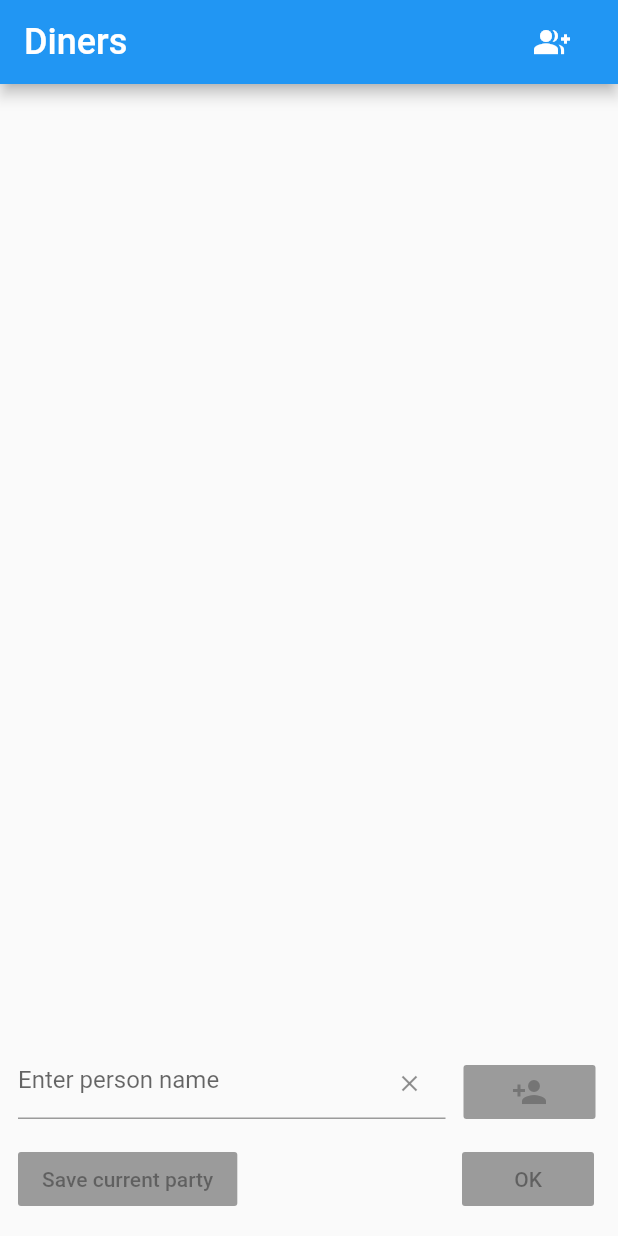
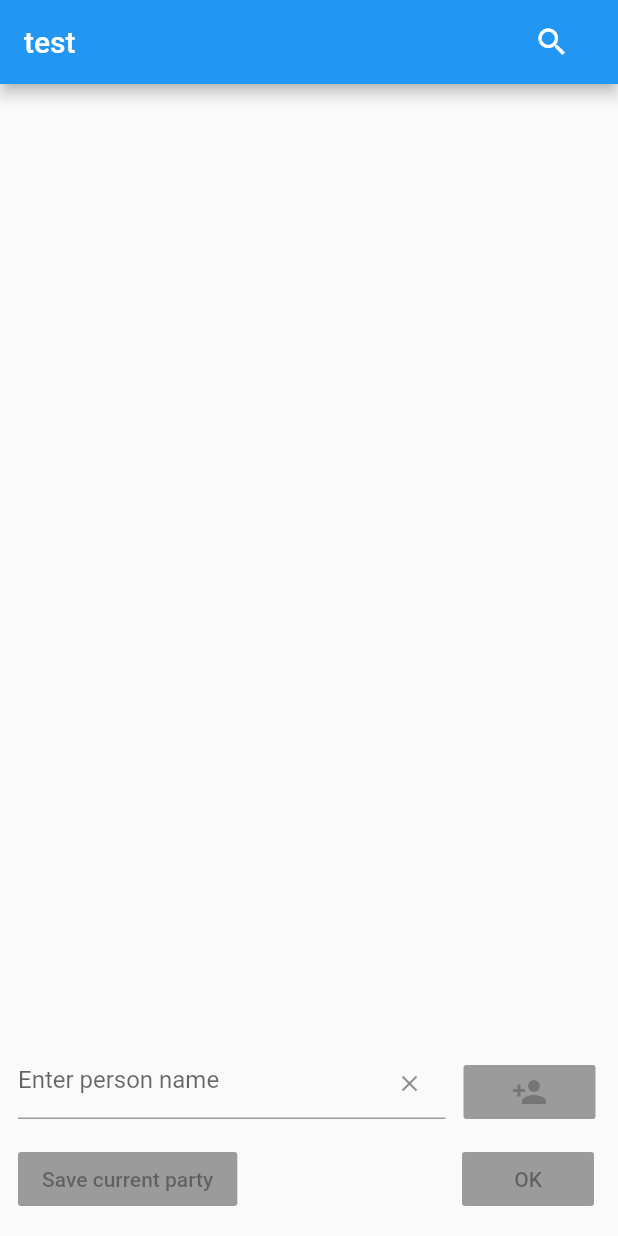
Before and after one commit to ShalevNehorai/mealPaymantCulculator, a Flutter app: the screen it shows after launch, on a phone screen of 412 x 824 dp. Run offline on Flutter 3.47's test engine with Material 2 defaults, Android fonts, the phone set to English and light mode, and no system bars; our stand-ins replace fluttertoast, shimmer, sqflite; missing offline and left inert: flutter_animated_dialog, number_inc_dec, reveal_search_bar; accounts and stored records are empty.

Commit message:
added custom searchbar and implament the animation

```diff
--- a/lib/custom_localizer.dart
+++ b/lib/custom_localizer.dart
@@ -1,6 +1,5 @@
 import 'dart:convert';
 
-import 'package:flutter/foundation.dart';
 import 'package:flutter/material.dart';
 import 'package:flutter/services.dart';
 
--- a/lib/dialogs/add_extra_dialog.dart
+++ b/lib/dialogs/add_extra_dialog.dart
@@ -1,6 +1,5 @@
 import 'package:flutter/material.dart';
 import 'package:flutter/services.dart';
-import 'package:fluttertoast/fluttertoast.dart';
 import 'package:meal_payment_culculator/custom_localizer.dart';
 import 'package:meal_payment_culculator/meal.dart';
 
--- a/lib/dialogs/discount_dialog.dart
+++ b/lib/dialogs/discount_dialog.dart
@@ -1,6 +1,5 @@
 import 'package:flutter/material.dart';
 import 'package:flutter/services.dart';
-import 'package:fluttertoast/fluttertoast.dart';
 import 'package:meal_payment_culculator/custom_localizer.dart';
 import 'package:meal_payment_culculator/discount.dart';
 
--- a/lib/dialogs/edit_meal_dialog.dart
+++ b/lib/dialogs/edit_meal_dialog.dart
@@ -1,6 +1,5 @@
 import 'package:flutter/material.dart';
 import 'package:flutter/services.dart';
-import 'package:fluttertoast/fluttertoast.dart';
 import 'package:meal_payment_culculator/custom_localizer.dart';
 import 'package:meal_payment_culculator/meal.dart';
 
@@ -77,6 +76,8 @@ class EditMealDialog extends StatelessWidget {
                           if(num.tryParse(value) == null){
                             return CustomLocalization.of(context).numberRequirement;
                           }
+
+                          return null;
                         },
                       ),
                     ),
--- a/lib/dialogs/input_text_dialog.dart
+++ b/lib/dialogs/input_text_dialog.dart
@@ -1,5 +1,4 @@
 import 'package:flutter/material.dart';
-import 'package:fluttertoast/fluttertoast.dart';
 
 class TextInputDiglod extends StatefulWidget {
   final String title;
--- a/lib/dialogs/meal_discount_dialog.dart
+++ b/lib/dialogs/meal_discount_dialog.dart
@@ -1,6 +1,5 @@
 import 'package:flutter/material.dart';
 import 'package:flutter/services.dart';
-import 'package:fluttertoast/fluttertoast.dart';
 import 'package:meal_payment_culculator/custom_localizer.dart';
 import 'package:meal_payment_culculator/discount.dart';
 import 'package:meal_payment_culculator/meal.dart';
@@ -109,7 +108,7 @@ class _MealDiscountDialogState extends State<MealDiscountDialog> {
             Row(
               mainAxisAlignment: MainAxisAlignment.end,
               children: [
-                Text(CustomLocalization.of(context).discountIncludeExtras, style: TextStyle(//TODO chack spelling
+                Text(CustomLocalization.of(context).discountIncludeExtras, style: TextStyle(
                   fontSize: 16
                 ),),
                 Flexible(
--- a/lib/discount.dart
+++ b/lib/discount.dart
@@ -1,5 +1,5 @@
-enum DiscountType{
-  PERSANTAGE, AMOUNT //TODO check spelling
+enum DiscountType {
+  PERSANTAGE, AMOUNT
 }
 
 class Discount {
--- a/lib/pages/persons_page.dart
+++ b/lib/pages/persons_page.dart
@@ -9,6 +9,7 @@ import 'package:meal_payment_culculator/dialogs/input_text_dialog.dart';
 import 'package:meal_payment_culculator/diner_row.dart';
 import 'package:meal_payment_culculator/pages/meals_page.dart';
 import 'package:meal_payment_culculator/person.dart';
+import 'package:meal_payment_culculator/search_bar.dart';
 
 class PersonsPage extends StatefulWidget {
   static String PERSONS_PAGE_ROUTE_NAME = '/persons';
@@ -114,7 +115,8 @@ class _PersonsPageState extends State<PersonsPage> {
   Widget build(BuildContext context) {
     return Scaffold(
       key: _scaffoldKey,
-      appBar: AppBar(
+      appBar: SearchBar(),
+      /*AppBar(
         title: Text(CustomLocalization.of(context).dinersHeader, style: TextStyle(
           fontSize: 24,
         ),),
@@ -143,7 +145,7 @@ class _PersonsPageState extends State<PersonsPage> {
             }
           )
         ],
-      ),
+      ),*/
       body: Column(
         mainAxisAlignment: MainAxisAlignment.end,
         mainAxisSize: MainAxisSize.max,
--- /dev/null
+++ b/lib/search_bar.dart
@@ -0,0 +1,114 @@
+import 'package:flutter/material.dart';
+
+class SearchBar extends StatefulWidget implements PreferredSizeWidget {
+  @override
+  _SearchBarState createState() => _SearchBarState();
+
+  @override
+  Size get preferredSize => Size.fromHeight(56);
+}
+
+class _SearchBarState extends State<SearchBar> with SingleTickerProviderStateMixin {
+  AnimationController _controller;
+  Animation<double> _animation;
+
+  double dx = 0, dy = 0;
+
+  bool isInSearch = false;
+
+  @override
+  void initState() {
+    super.initState();
+    _controller = AnimationController(vsync: this, duration: Duration(milliseconds: 300));
+    // _animation = Tween<double>(begin: 0, end: 1).animate(_controller);
+    _animation = CurvedAnimation(parent: _controller, curve: Curves.easeInCubic);
+  }
+
+  @override
+  void dispose() {
+    super.dispose();
+    _controller.dispose();
+  }
+
+  @override
+  Widget build(BuildContext context) {
+    final screenWidth = MediaQuery.of(context).size.width;
+    const double actionEndPadding = 0;
+
+    return Stack(
+      children: [
+        AppBar(title: Text('test'),
+          actions: [
+            Padding(
+              padding: const EdgeInsetsDirectional.fromSTEB(0, 0, actionEndPadding, 0),
+              child: FlatButton(
+                child: Icon(Icons.search, color: Colors.white,),
+                highlightColor: Theme.of(context).primaryColor,
+                onPressed: () {
+                  if(isInSearch){
+                    setState(() {
+                      isInSearch = false;
+                    });
+                    _controller.reverse();
+                  }
+                  else{
+                    setState(() {
+                      isInSearch = true;
+                    });
+                    _controller.forward();
+                  }
+                },
+              ),
+            )
+          ],
+        ),
+        AnimatedBuilder(
+          animation: _animation,
+          builder: (context, child) {
+            return CustomPaint(
+              painter: MyPaint(
+                context: context,
+                centerXPadding: actionEndPadding,
+                radius: _animation.value * screenWidth * 2,
+                height: widget.preferredSize.height,
+              ),
+            );
+          },
+        ),
+        Align(
+          alignment: AlignmentDirectional.bottomEnd,
+          child: isInSearch? Text('this is on top'): Container(),
+        )
+      ]
+    );
+  }
+}
+
+class MyPaint extends CustomPainter {
+  final BuildContext context;
+  final double centerXPadding;
+  final double radius;
+  final double height;
+  final Color color;
+
+  double width, paddingHeight;
+
+  MyPaint({this.context, this.centerXPadding, this.radius, this.height, this.color = Colors.indigo}){
+    width = MediaQuery.of(context).size.width;
+    paddingHeight = MediaQuery.of(context).padding.top;
+  }
+
+  @override
+  void paint(Canvas canvas, Size size) {
+    final circlePainter = Paint()..color = color;
+    canvas.clipRect(Rect.fromCenter(center: Offset(0, (height + paddingHeight) / 2), height: height + paddingHeight, width: width * 2));
+    canvas.drawCircle(Offset(width - 43 - centerXPadding, (height / 2) + paddingHeight), radius, circlePainter);
+    canvas.drawCircle(Offset(-width + 43 + centerXPadding, (height / 2) + paddingHeight), radius, circlePainter);
+  }
+
+  @override
+  bool shouldRepaint(CustomPainter oldDelegate) {
+    return oldDelegate != this;
+  }
+
+}
--- a/pubspec.yaml
+++ b/pubspec.yaml
@@ -22,9 +22,6 @@ dependencies:
   flutter_localizations:
     sdk: flutter
 
-
-  # The following adds the Cupertino Icons font to your application.
-  # Use with the CupertinoIcons class for iOS style icons.
   cupertino_icons: ^0.1.2
   fluttertoast: ^3.1.3
   sqflite: ^1.3.0
```
